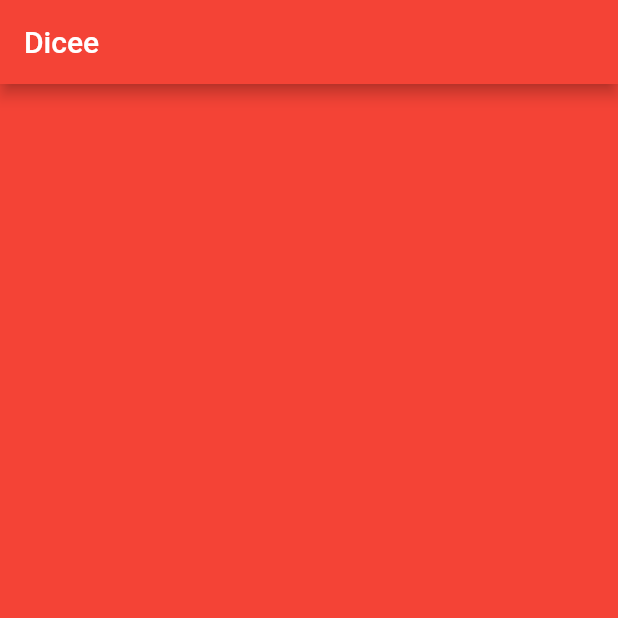
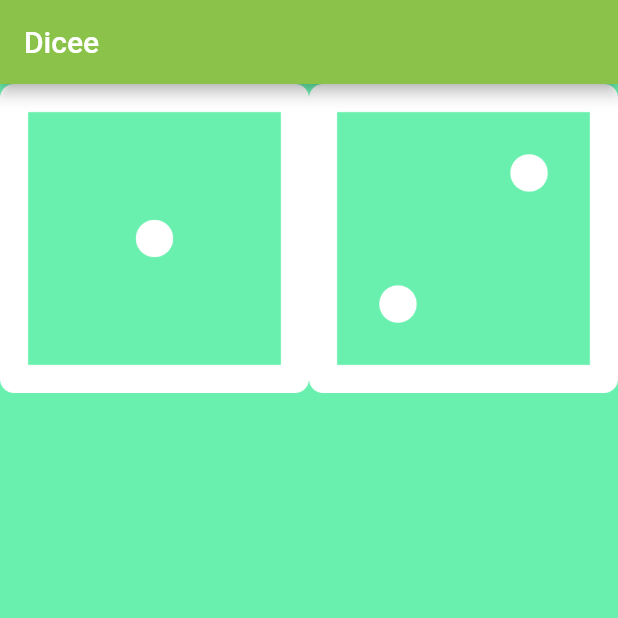
Before and after one commit to duliodenis/dicey, a Flutter app: the screen it shows after launch, on a phone screen of 412 x 824 dp, the top half of it. Run offline on Flutter 3.47's test engine with Material 2 defaults, Android fonts, the phone set to English and light mode, and no system bars.

Commit message:
Added an Expanded Widget to create a Flexible layout

```diff
--- a/dicee-flutter/lib/main.dart
+++ b/dicee-flutter/lib/main.dart
@@ -4,10 +4,10 @@ void main() {
   return runApp(
     MaterialApp(
       home: Scaffold(
-        backgroundColor: Colors.red,
+        backgroundColor: Colors.greenAccent,
         appBar: AppBar(
           title: Text('Dicee'),
-          backgroundColor: Colors.red,
+          backgroundColor: Colors.lightGreen,
         ),
         body: DicePage(),
       ),
@@ -18,6 +18,15 @@ void main() {
 class DicePage extends StatelessWidget {
   @override
   Widget build(BuildContext context) {
-    return Container();
+    return Row(
+      children: <Widget>[
+        Expanded(
+          child: Image.asset('images/dice1.png'),
+        ),
+        Expanded(
+          child: Image.asset('images/dice2.png'),
+        ),
+      ],
+    );
   }
 }
```
Also changed, not shown: 45 other files.
